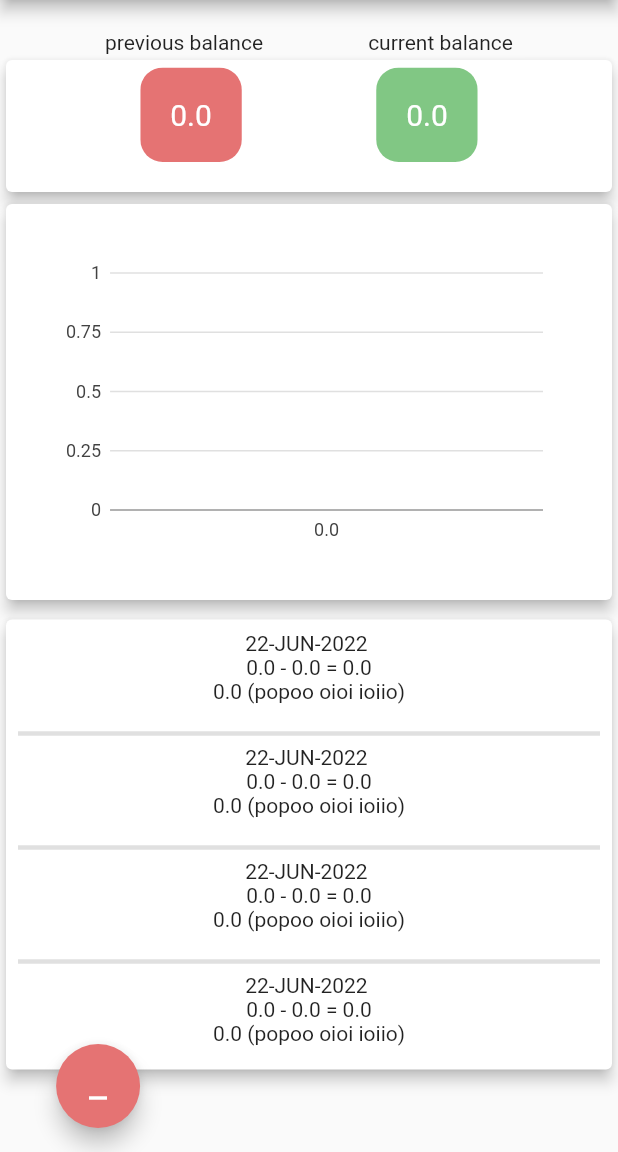
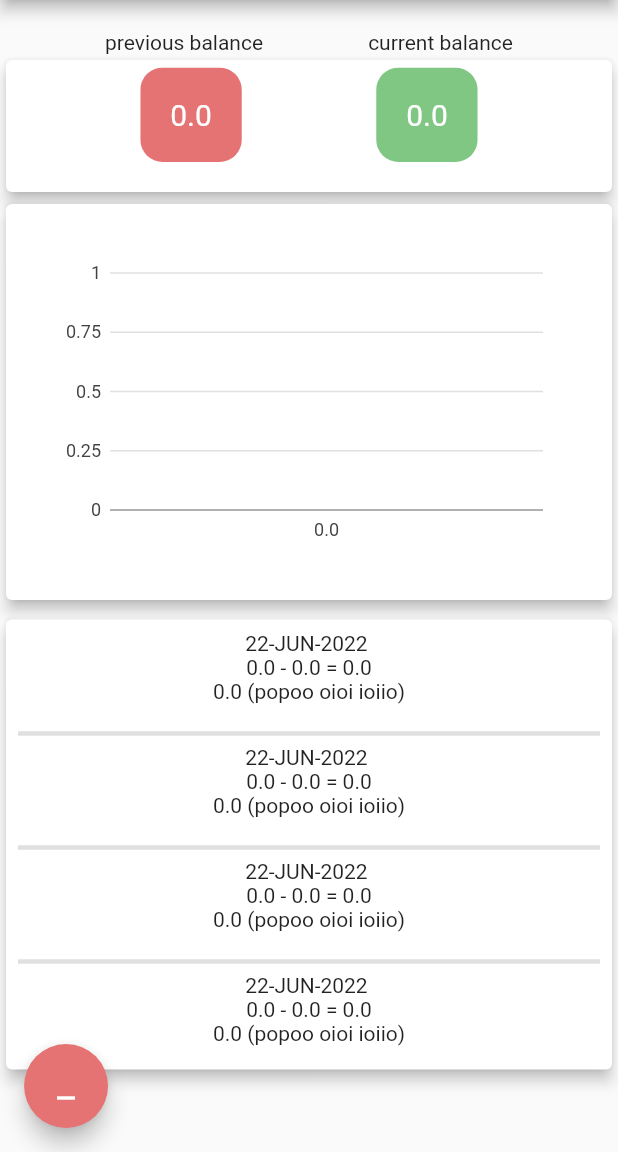
Before and after one commit to Petar81/Track-Bank-Expenses, a Flutter app: the screen it shows after launch, on a phone screen of 412 x 824 dp, the part 84-1236 px from its top. Run offline on Flutter 3.47's test engine with Material 2 defaults, Android fonts, the phone set to English and light mode, and no system bars; our stand-ins replace charts_flutter, firebase_core, firebase_database; accounts and stored records are empty.

Commit message:
update alignment for submit expense button

```diff
--- a/lib/screens/balance_overview.dart
+++ b/lib/screens/balance_overview.dart
@@ -217,7 +217,7 @@ class _BalanceOverviewState extends State<BalanceOverview> {
         ],
       ),
       floatingActionButton: Align(
-        alignment: const Alignment(-0.7, 1.0),
+        alignment: const Alignment(-0.82, 1.0),
         child: FloatingActionButton(
           onPressed: () async {
             String date;
```
